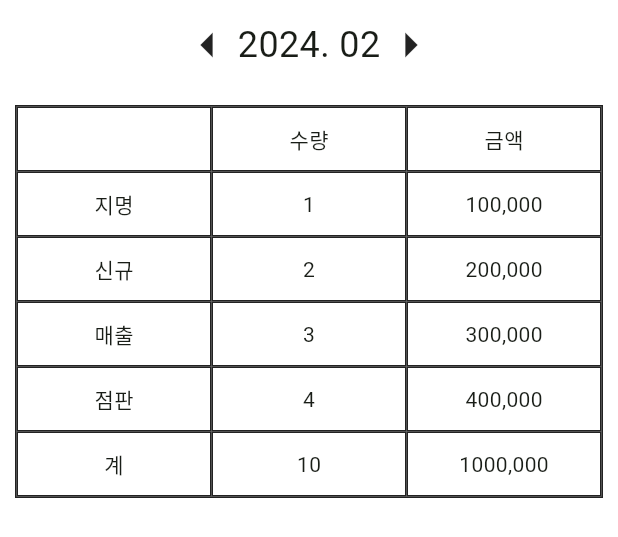
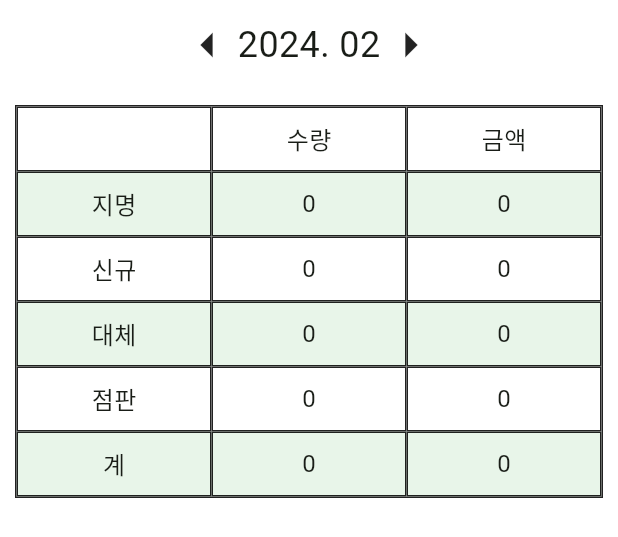
Before and after one commit to kanggo1111/hair_designer_sales_manage2, a Flutter app: the Statistics widget shown alone on an empty page, opened directly, on a phone screen of 412 x 824 dp. Shown: the top 537 px of the screen. Run offline on Flutter 3.47's test engine with Material 3 defaults, Android fonts, the phone set to English and light mode, and no system bars; our stand-ins replace cloud_firestore, currency_text_input_formatter, firebase_auth, firebase_core, get; missing offline and left inert: back_button_interceptor; accounts and stored records are empty.

Commit message:
[devel] statistics
Deatails:
statistics

```diff
--- a/lib/controller/month_item_controller.dart
+++ b/lib/controller/month_item_controller.dart
@@ -23,22 +23,27 @@ class MonthItemController extends GetxController {
     items.clear();
     snapshots.docs.forEach((element) {
       items.add(Item.fromJson(element));
-      update();
     });
+    update();
   }
 
-  int getMonthPrice(){
-    return _items.fold<int>(0, (previousValue, element) => previousValue + element.price!);
-  }
 
   int getDayPrice(int day){
     return _items.fold<int>(0, (previousValue, element) => (element.date!%1000 == day) ? previousValue + element.price! : previousValue);
+  }
+
+  int getTypePrice(String type){
+    return _items.fold<int>(0, (previousValue, element) => (element.type == type) ? previousValue + element.price! : previousValue);
   }
 
   int getTypeCount(String type){
     return _items.fold<int>(0, (previousValue, element) => (element.type == type) ? previousValue + element.count! : previousValue);
   }
 
+  int getTotalPrice(){
+    return _items.fold<int>(0, (previousValue, element) => previousValue + element.price!);
+  }
+
   int getTotalCount(){
     return _items.fold<int>(0, (previousValue, element) => previousValue + element.count!);
   }
--- a/lib/view/calendar.dart
+++ b/lib/view/calendar.dart
@@ -1,10 +1,7 @@
-import 'package:flutter/cupertino.dart';
-import 'package:flutter/foundation.dart';
 import 'package:flutter/material.dart';
 import 'package:get/get.dart';
 import 'package:hair_designer_sales_manage2/controller/month_item_controller.dart';
 import 'package:hair_designer_sales_manage2/view/main_view.dart';
-import 'package:hair_designer_sales_manage2/view/one_day_view.dart';
 import 'package:intl/intl.dart';
 
 Color calendarBorderColor = Colors.grey[400]!;
@@ -183,7 +180,7 @@ Widget SummaryTable(){
             Column(children: [
               Text('월매출', style: TextStyle(fontSize: titleFontSize)),
               SizedBox(height: 5,),
-              Text(NumberFormat('###,###,###,###').format(monthItemController.getMonthPrice()), style: TextStyle(fontSize: valueFontSize)),
+              Text(NumberFormat('###,###,###,###').format(monthItemController.getTotalPrice()), style: TextStyle(fontSize: valueFontSize)),
             ]),
             SizedBox(width: 20,),
           ],
--- a/lib/view/statistics.dart
+++ b/lib/view/statistics.dart
@@ -1,4 +1,8 @@
 import 'package:flutter/material.dart';
+import 'package:get/get.dart';
+import 'package:hair_designer_sales_manage2/controller/item_controller.dart';
+import 'package:hair_designer_sales_manage2/controller/month_item_controller.dart';
+import 'package:intl/intl.dart';
 
 late DateTime now;
 late int currentYear;
@@ -12,15 +16,17 @@ class Statistics extends StatefulWidget {
 }
 
 class _StatisticsState extends State<Statistics> {
+  final MonthItemController monthItemController = Get.put(MonthItemController());
+
   @override
   List<dynamic> tableContent = [
     // TODO:
     ['', '수량', '금액'],
-    ['지명', '1', '100,000'],
-    ['신규', '2', '200,000'],
-    ['매출', '3', '300,000'],
-    ['점판', '4', '400,000'],
-    ['계', '10', '1000,000']
+    ['지명', '', ''],
+    ['신규', '', ''],
+    ['대체', '', ''],
+    ['점판', '', ''],
+    ['계', '', '']
   ];
 
   void initState() {
@@ -28,6 +34,7 @@ class _StatisticsState extends State<Statistics> {
     now = DateTime.now();
     currentYear = now.year;
     currentMonth = now.month;
+    refreshStatistics();
     super.initState();
   }
 
@@ -38,6 +45,7 @@ class _StatisticsState extends State<Statistics> {
     } else {
       currentMonth--;
     }
+    refreshStatistics();
   }
 
   void setNextMonth() {
@@ -47,6 +55,33 @@ class _StatisticsState extends State<Statistics> {
     } else {
       currentMonth++;
     }
+    refreshStatistics();
+  }
+
+  void refreshStatistics(){
+    // MonthItemController monthItemController = Get.find<MonthItemController>();
+
+    monthItemController.date = int.parse(
+        DateFormat('yMMdd').format(DateTime(currentYear, currentMonth, 1)));
+    monthItemController.fetchMonthItem();
+    setTableContent();
+    setState(() {
+
+    });
+  }
+
+  void setTableContent(){
+    // tableContent = ['', '수량', '금액'];
+    // for(int i=0 ; i < itemTypeList.length ; i++){
+    //   tableContent.add(itemTypeList[i]);
+    //   tableContent.add(monthItemController.getTypeCount(itemTypeList[i]).toString());
+    //   tableContent.add(monthItemController.getTypePrice(itemTypeList[i]).toString());
+    // }
+    // tableContent.add('d');
+    // tableContent.add('e');
+    // tableContent.add('s');
+    //
+    // print(tableContent);
   }
 
   @override
@@ -63,9 +98,7 @@ class _StatisticsState extends State<Statistics> {
               children: [
                 GestureDetector(
                     onTap: () {
-                      setState(() {
                         setPrevMonth();
-                      });
                     },
                     child: Icon(
                       Icons.arrow_left,
@@ -77,9 +110,7 @@ class _StatisticsState extends State<Statistics> {
                 ),
                 GestureDetector(
                   onTap: () {
-                    setState(() {
                       setNextMonth();
-                    });
                   },
                   child: Icon(
                     Icons.arrow_right,
@@ -93,20 +124,57 @@ class _StatisticsState extends State<Statistics> {
             padding: const EdgeInsets.all(10),
             child: Container(
               decoration: BoxDecoration(border: Border.all(color: Colors.black87)),
-              child: GridView.builder(
+              child: GetBuilder<MonthItemController>(
+                builder: (_) {
+                  return GridView.builder(
                       shrinkWrap: true,
                       gridDelegate: SliverGridDelegateWithFixedCrossAxisCount(
                           crossAxisCount: 3, childAspectRatio: 3),
                       itemCount: 18,
                       itemBuilder: (context, index) {
+                        int row = index~/3;
+                        int col = index%3;
+                        String text = '';
+                        Color rowColor = Colors.white;
+
+                        if(row%2 == 1){
+                          rowColor = Colors.green[50]!;
+                        }
+
+                        if(row == 0){
+                          text = tableContent[row][col];
+                        }
+                        else if(row == 5){
+                          if(col == 0){
+                            text = tableContent[row][col];
+                          }
+                          else if(col == 1){
+                            text = monthItemController.getTotalCount().toString();
+                          }
+                          else if(col == 2){
+                            text = NumberFormat('###,###,###,###').format(monthItemController.getTotalPrice());
+                          }
+                        }
+                        else {
+                          if(col == 0){
+                            text = tableContent[row][col];
+                          }
+                          else if(col == 1){
+                            text = monthItemController.getTypeCount(itemTypeList[row-1]).toString();
+                          }
+                          else if(col == 2){
+                            text = NumberFormat('###,###,###,###').format(monthItemController.getTypePrice(itemTypeList[row-1]));
+                          }
+                        }
+
                         return Container(
                           alignment: Alignment.center,
-                      decoration: BoxDecoration(border: Border.all(color: Colors.black87)),
-                      // TODO: fill tile with data
-                      // TODO: modify ui
-                      child: Text(tableContent[(index/3).toInt()][index%3], style: TextStyle(),),
+                          decoration: BoxDecoration(border: Border.all(color: Colors.black87), color: rowColor),
+                          child: Text(text, style: TextStyle(fontSize: 16),),
                         );
-                  }),
+                      });
+                }
+              ),
             ),
           )
         ],
```
Also changed, not shown: 1 other file. Lines whose indentation alone changed are shown as unchanged.
